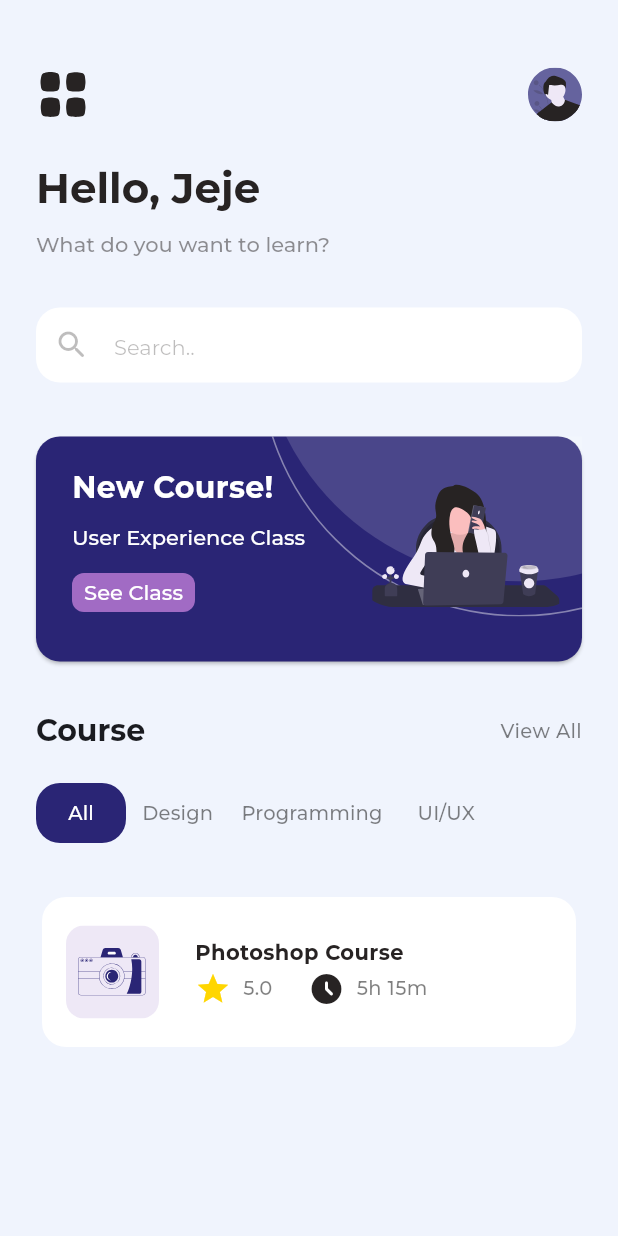
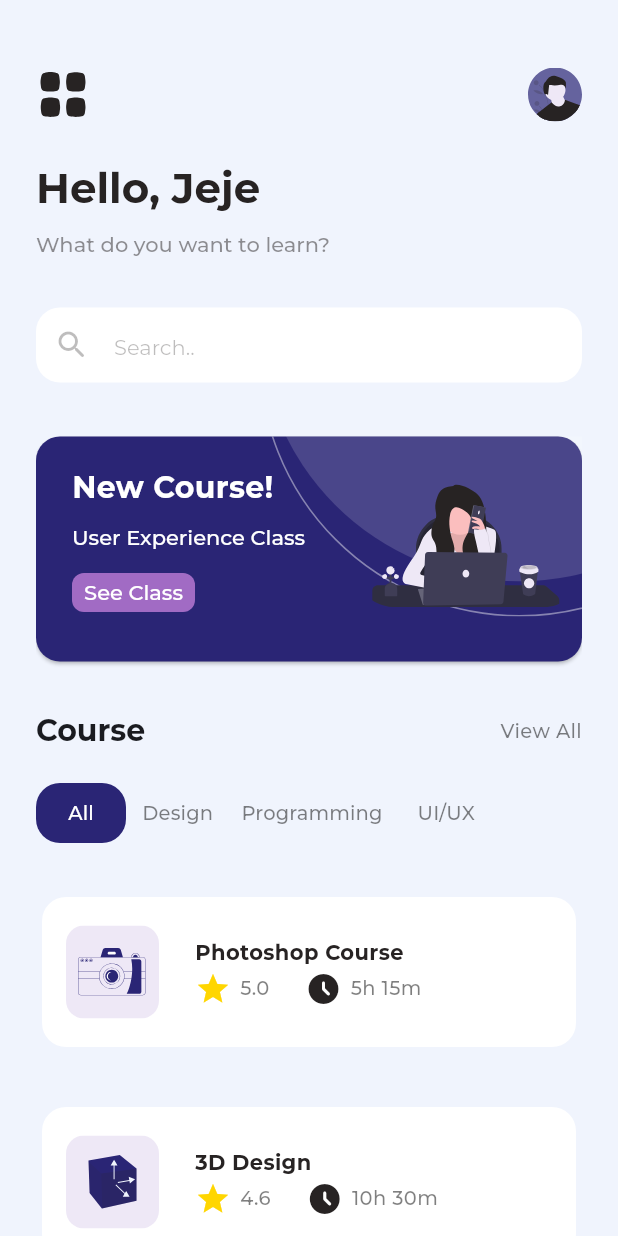
Before and after one commit to roya-zadran/onlinelearningapp, a Flutter app: the HomePage screen opened directly, on a phone screen of 412 x 824 dp. Run offline on Flutter 3.47's test engine with Material 3 defaults, Android fonts, the phone set to English and light mode, and no system bars; our stand-ins replace flutter_svg, google_fonts.

Commit message:
Reusable Widget in Button  miniCardd

```diff
--- a/lib/pages/home_page.dart
+++ b/lib/pages/home_page.dart
@@ -2,6 +2,7 @@ import 'package:flutter/material.dart';
 import 'package:flutter_svg/flutter_svg.dart';
 import 'package:google_fonts/google_fonts.dart';
 import 'package:onlinelearningapp/data/constants.dart';
+import 'package:onlinelearningapp/widgets/mini_card_widget.dart';
 import 'package:onlinelearningapp/widgets/mini_row_buttons_widgets.dart';
 import 'package:onlinelearningapp/widgets/textfield_widget.dart';
 
@@ -140,71 +141,18 @@ class _HomePageState extends State<HomePage> {
                       ),
                     ),
                     SizedBox(height: 32),
-                    Card(
-                      elevation: 0,
-                      color: Colors.white,
-                      shape: RoundedRectangleBorder(
-                        borderRadius: BorderRadiusGeometry.circular(16),
-                      ),
-                      child: Container(
-                        height: 100,
-                        width: double.infinity,
-                        child: Padding(
-                          padding: const EdgeInsets.all(16),
-                          child: Row(
-                            children: [
-                              SvgPicture.asset(
-                                "assets/images/miniCamera.svg",
-                                width: 62,
-                                height: 62,
-                              ),
-                              Padding(
-                                padding: const EdgeInsets.symmetric(
-                                  horizontal: 24,
-                                  vertical: 11,
-                                ),
-                                child: Column(
-                                  crossAxisAlignment: CrossAxisAlignment.start,
-                                  children: [
-                                    Text(
-                                      "Photoshop Course",
-                                      style: GoogleFonts.montserrat(
-                                        fontWeight: FontWeight.bold,
-                                        fontSize: 14,
-                                        color: Color(0xFF272323),
-                                      ),
-                                    ),
-                                    SizedBox(height: 2),
-                                    Row(
-                                      children: [
-                                        Icon(
-                                          Icons.star,
-                                          color: Color(0xFFFFD600),
-                                        ),
-                                        SizedBox(width: 8),
-                                        Text(
-                                          "5.0",
-                                          style: RowButtons.kUnabledTextColor,
-                                        ),
-                                        SizedBox(width: 24),
-                                        Icon(
-                                          Icons.access_time_filled_rounded,
-                                          color: Color(0xFF272323),
-                                        ),
-                                        SizedBox(width: 8),
-                                        Text(
-                                          '5h 15m',
-                                          style: RowButtons.kUnabledTextColor,
-                                        ),
-                                      ],
-                                    ),
-                                  ],
-                                ),
-                              ),
-                            ],
-                          ),
-                        ),
-                      ),
+                    miniCardWidget(
+                      assetImage: 'assets/images/miniCamera.svg',
+                      myTitle: "Photoshop Course",
+                      myRate: "5.0",
+                      myTime: "5h 15m",
+                    ),
+                    SizedBox(height: 32),
+                    miniCardWidget(
+                      assetImage: 'assets/images/pk.svg',
+                      myTitle: "3D Design",
+                      myRate: "4.6",
+                      myTime: "10h 30m",
                     ),
                   ],
                 ),
--- /dev/null
+++ b/lib/widgets/mini_card_widget.dart
@@ -0,0 +1,77 @@
+import 'package:flutter/material.dart';
+import 'package:flutter_svg/flutter_svg.dart';
+import 'package:google_fonts/google_fonts.dart';
+import 'package:onlinelearningapp/data/constants.dart';
+
+
+class miniCardWidget extends StatelessWidget {
+  final String assetImage;
+  final String myTitle;
+  final String myRate;
+  final String myTime;
+
+  const miniCardWidget({
+    super.key,
+    required this.assetImage,
+    required this.myTitle,
+    required this.myRate,
+    required this.myTime,
+  });
+
+  @override
+  Widget build(BuildContext context) {
+    return Card(
+      elevation: 0,
+      color: Colors.white,
+      shape: RoundedRectangleBorder(
+        borderRadius: BorderRadiusGeometry.circular(16),
+      ),
+      child: Container(
+        height: 100,
+        width: double.infinity,
+        child: Padding(
+          padding: EdgeInsets.all(16),
+          child: Row(
+            children: [
+              SvgPicture.asset(assetImage, width: 62, height: 62),
+              Padding(
+                padding: const EdgeInsets.symmetric(
+                  horizontal: 24,
+                  vertical: 11,
+                ),
+                child: Column(
+                  crossAxisAlignment: CrossAxisAlignment.start,
+                  children: [
+                    Text(
+                      myTitle,
+                      style: GoogleFonts.montserrat(
+                        fontWeight: FontWeight.bold,
+                        fontSize: 14,
+                        color: Color(0xFF272323),
+                      ),
+                    ),
+                    SizedBox(height: 2),
+                    Row(
+                      children: [
+                        Icon(Icons.star, color: Color(0xFFFFD600)),
+                        SizedBox(width: 6),
+                        Text(myRate, style: RowButtons.kUnabledTextColor),
+                        SizedBox(width: 24),
+                        Icon(
+                          Icons.access_time_filled_rounded,
+                          color: Color(0xFF272323),
+                        ),
+                        SizedBox(width: 6),
+                        Text(myTime, style: RowButtons.kUnabledTextColor),
+                      ],
+                    ),
+                  ],
+                ),
+              ),
+            ],
+          ),
+        ),
+      ),
+    );
+  }
+}
```
Also changed, not shown: assets/images/pk.svg (renamed from assets/images/miniIconWhite.svg).
